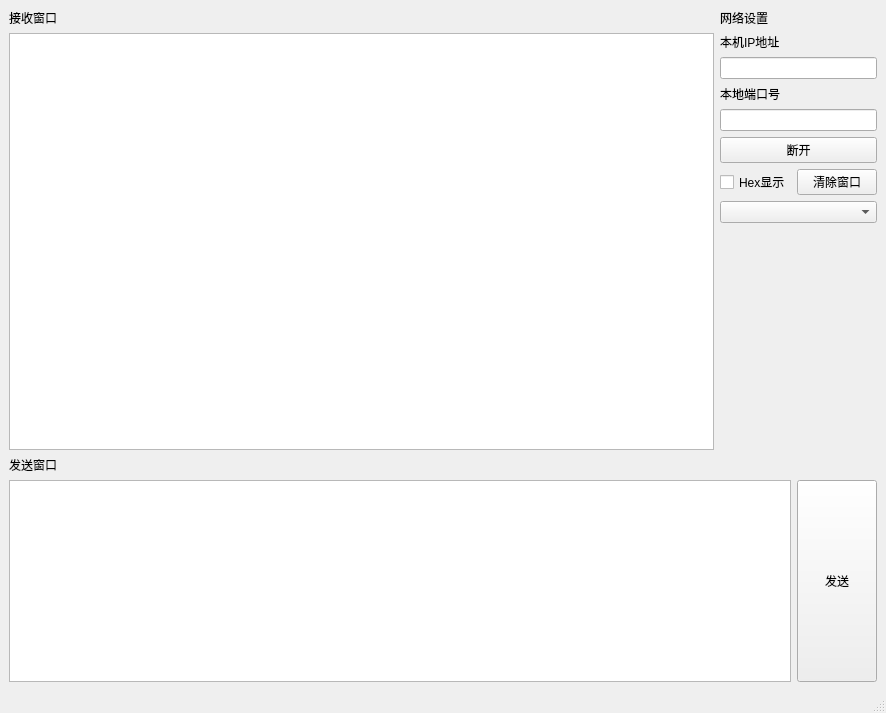
Old version of the form 2_Proj/server/tcpserver.ui in the repository sitakerchen/MultiStereo.
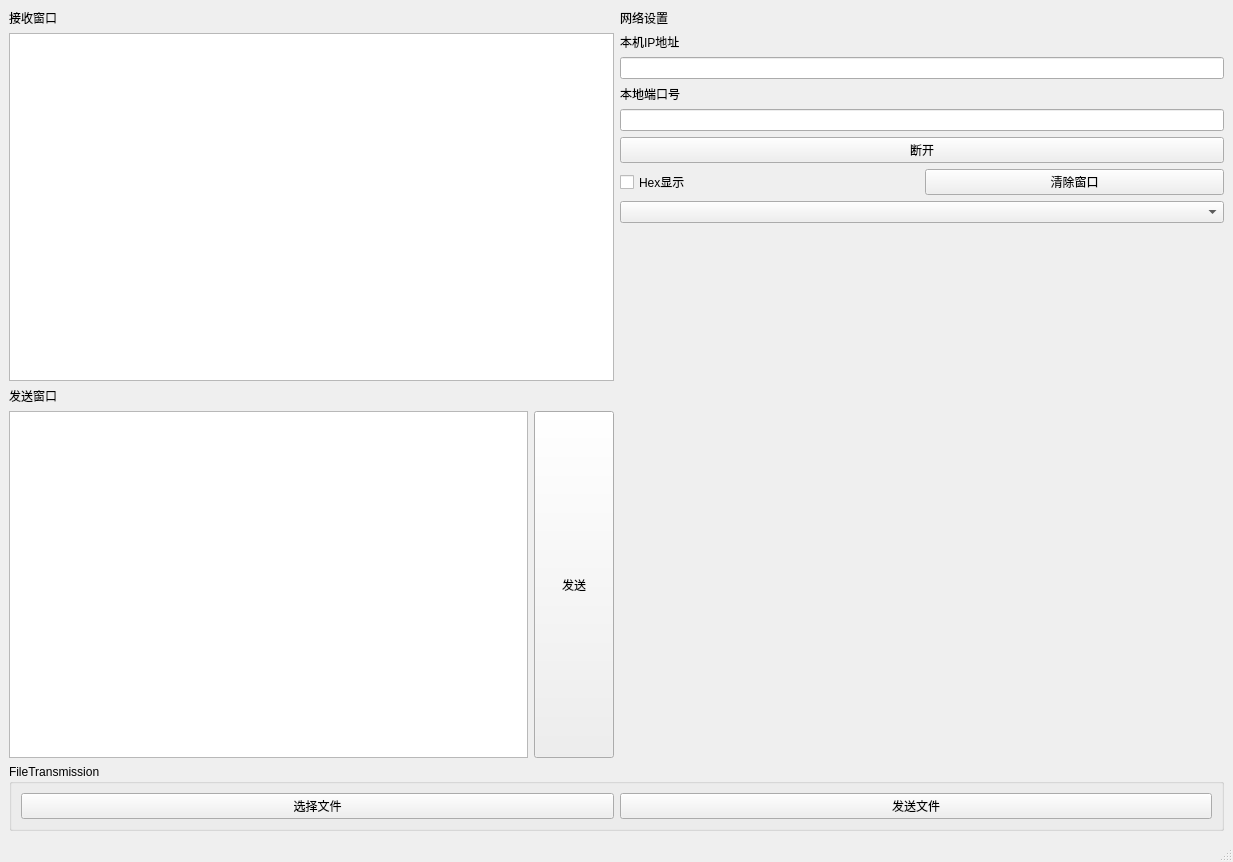
New version of the form.

Commit message: modify server's ui, add two button

```diff
--- a/2_Proj/server/tcpserver.ui
+++ b/2_Proj/server/tcpserver.ui
@@ -6,16 +6,20 @@
    <rect>
     <x>0</x>
     <y>0</y>
-    <width>886</width>
-    <height>713</height>
+    <width>1233</width>
+    <height>862</height>
    </rect>
   </property>
   <property name="windowTitle">
    <string>MainWindow</string>
   </property>
   <widget class="QWidget" name="centralwidget">
-   <layout class="QGridLayout" name="gridLayout" columnstretch="4,0">
+   <layout class="QVBoxLayout" name="verticalLayout_5">
+    <item>
+     <layout class="QGridLayout" name="gridLayout">
     <item row="0" column="0" rowspan="2">
+       <layout class="QVBoxLayout" name="verticalLayout_4">
+        <item>
      <layout class="QVBoxLayout" name="verticalLayout_2">
       <item>
        <widget class="QLabel" name="label">
@@ -29,6 +33,39 @@
       </item>
      </layout>
     </item>
+        <item>
+         <layout class="QVBoxLayout" name="verticalLayout_3">
+          <item>
+           <widget class="QLabel" name="label_2">
+            <property name="text">
+             <string>发送窗口</string>
+            </property>
+           </widget>
+          </item>
+          <item>
+           <layout class="QHBoxLayout" name="horizontalLayout_2">
+            <item>
+             <widget class="QPlainTextEdit" name="plainTextEditSend"/>
+            </item>
+            <item>
+             <widget class="QPushButton" name="pushButtonSend">
+              <property name="sizePolicy">
+               <sizepolicy hsizetype="Minimum" vsizetype="Expanding">
+                <horstretch>0</horstretch>
+                <verstretch>0</verstretch>
+               </sizepolicy>
+              </property>
+              <property name="text">
+               <string>发送</string>
+              </property>
+             </widget>
+            </item>
+           </layout>
+          </item>
+         </layout>
+        </item>
+       </layout>
+      </item>
     <item row="0" column="1">
      <layout class="QVBoxLayout" name="verticalLayout">
       <item>
@@ -95,42 +132,36 @@
       </property>
       <property name="sizeHint" stdset="0">
        <size>
-        <width>20</width>
-        <height>222</height>
+          <width>17</width>
+          <height>158</height>
        </size>
       </property>
      </spacer>
     </item>
-    <item row="2" column="0" colspan="2">
-     <layout class="QVBoxLayout" name="verticalLayout_3">
+     </layout>
+    </item>
       <item>
-       <widget class="QLabel" name="label_2">
+     <widget class="QGroupBox" name="groupBox">
+      <property name="title">
+       <string>FileTransmission</string>
+      </property>
+      <layout class="QGridLayout" name="gridLayout_2">
+       <item row="0" column="0">
+        <widget class="QPushButton" name="pushButton_chooseFile">
         <property name="text">
-         <string>发送窗口</string>
+          <string>选择文件</string>
         </property>
        </widget>
       </item>
-      <item>
-       <layout class="QHBoxLayout" name="horizontalLayout_2">
-        <item>
-         <widget class="QPlainTextEdit" name="plainTextEditSend"/>
-        </item>
-        <item>
-         <widget class="QPushButton" name="pushButtonSend">
-          <property name="sizePolicy">
-           <sizepolicy hsizetype="Minimum" vsizetype="Expanding">
-            <horstretch>0</horstretch>
-            <verstretch>0</verstretch>
-           </sizepolicy>
-          </property>
+       <item row="0" column="1">
+        <widget class="QPushButton" name="pushButton_sendFile">
           <property name="text">
-           <string>发送</string>
+          <string>发送文件</string>
           </property>
          </widget>
         </item>
        </layout>
-      </item>
-     </layout>
+     </widget>
     </item>
    </layout>
   </widget>
```
Left out of the diff: 4 changed lines with no effect on the pictures. Lines whose indentation alone changed are shown as unchanged.
